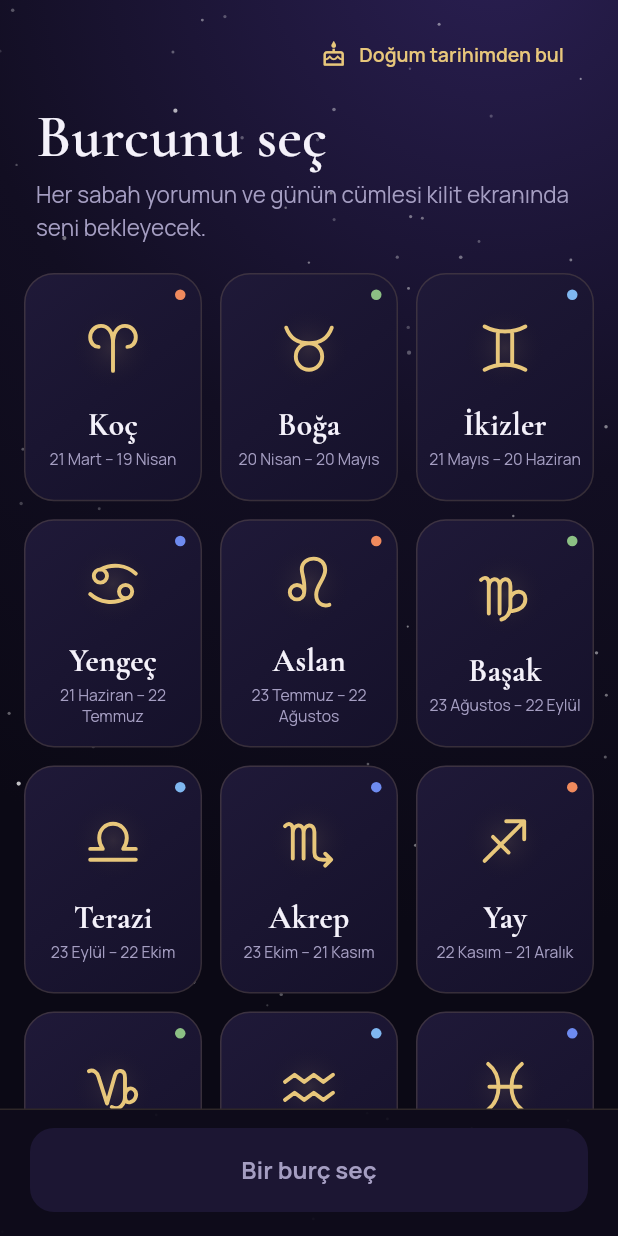
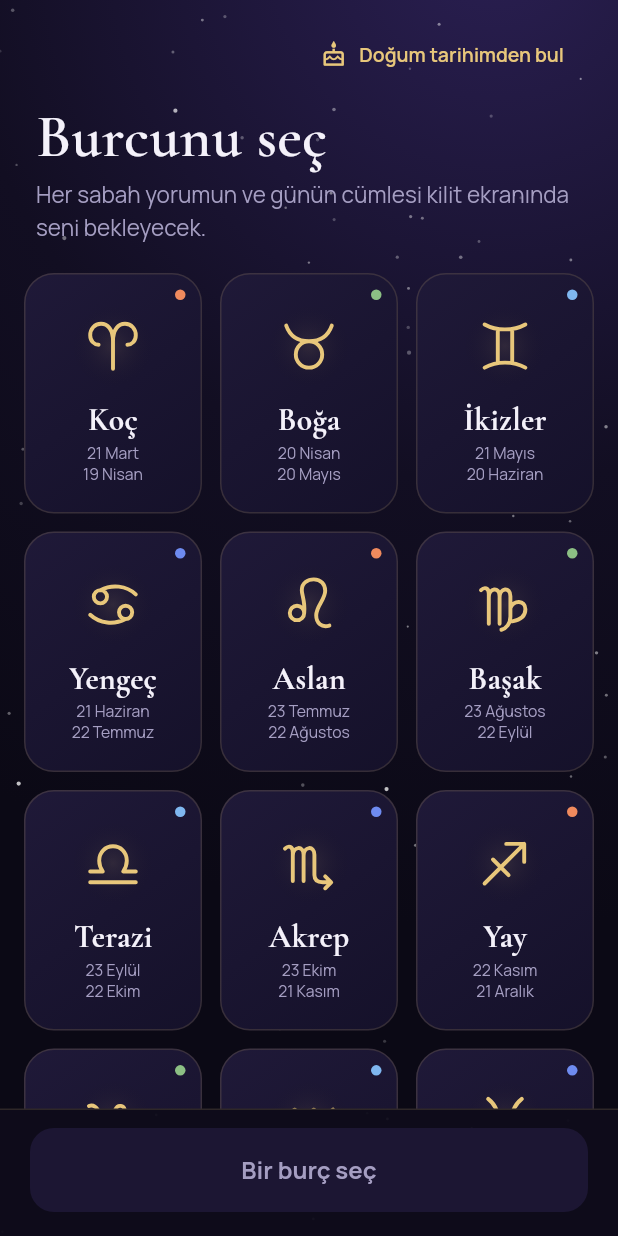
Before and after one commit to alisimseker/gunluk-burc, a Flutter app: the screen it shows after launch, on a phone screen of 412 x 824 dp. Run offline on Flutter 3.47's test engine with Material 3 defaults, Android fonts, the phone set to English and light mode, and no system bars; our stand-ins replace google_fonts, in_app_purchase, path_drawing, shared_preferences, timezone.

Commit message:
Büyük yazı boyutu düzeltmesi, Motorola kilit ekranı için normal bildirim
Co-Authored-By: Claude Opus 5.5 <noreply@anthropic.com>
Claude-Session: https://claude.ai/code/session_01Cfsokr35nKHvDeKABfhSoA

```diff
--- a/app/overlay/lib/main.dart
+++ b/app/overlay/lib/main.dart
@@ -38,6 +38,14 @@ class GunlukBurcApp extends StatelessWidget {
         GlobalWidgetsLocalizations.delegate,
         GlobalCupertinoLocalizations.delegate,
       ],
+      // Çok büyük sistem yazı boyutlarında düzen bozulmasın (erişilebilirlik için yine de büyütmeye izin ver)
+      builder: (context, child) {
+        final mq = MediaQuery.of(context);
+        return MediaQuery(
+          data: mq.copyWith(textScaler: mq.textScaler.clamp(minScaleFactor: 0.9, maxScaleFactor: 1.15)),
+          child: child!,
+        );
+      },
       home: const _Root(),
     );
   }
--- a/app/overlay/lib/screens/sign_picker.dart
+++ b/app/overlay/lib/screens/sign_picker.dart
@@ -76,7 +76,7 @@ class _SignPickerState extends State<SignPicker> {
                   padding: const EdgeInsets.fromLTRB(16, 4, 16, 16),
                   itemCount: kZodiacs.length,
                   gridDelegate: const SliverGridDelegateWithFixedCrossAxisCount(
-                      crossAxisCount: 3, mainAxisSpacing: 12, crossAxisSpacing: 12, childAspectRatio: 0.78),
+                      crossAxisCount: 3, mainAxisSpacing: 12, crossAxisSpacing: 12, childAspectRatio: 0.74),
                   itemBuilder: (_, i) => _SignTile(
                     z: kZodiacs[i],
                     selected: kZodiacs[i].id == selected,
@@ -150,8 +150,14 @@ class _SignTile extends StatelessWidget {
               decoration: BoxDecoration(color: el, shape: BoxShape.circle),
             ),
           ),
-          Center(
-            child: Column(mainAxisAlignment: MainAxisAlignment.center, children: [
+          Positioned.fill(
+            child: Padding(
+              padding: const EdgeInsets.fromLTRB(6, 10, 6, 10),
+              child: FittedBox(
+                fit: BoxFit.scaleDown,
+                child: SizedBox(
+                  width: 104,
+                  child: Column(mainAxisSize: MainAxisSize.min, children: [
                     Container(
                       width: 58,
                       height: 58,
@@ -165,15 +171,17 @@ class _SignTile extends StatelessWidget {
                       ),
                       child: Glyph(z.id, size: 40, color: selected ? AppColors.goldSoft : AppColors.gold, stroke: 6.5),
                     ),
-              const SizedBox(height: 10),
-              Text(z.name, style: AppText.display(21, w: FontWeight.w700)),
-              const SizedBox(height: 4),
-              Padding(
-                padding: const EdgeInsets.symmetric(horizontal: 6),
-                child: Text(z.range,
-                    textAlign: TextAlign.center, style: AppText.body(10.5, color: AppColors.muted, height: 1.3)),
+                    const SizedBox(height: 8),
+                    Text(z.name, maxLines: 1, style: AppText.display(21, w: FontWeight.w700)),
+                    const SizedBox(height: 3),
+                    Text(z.range.replaceAll(' – ', '\n'),
+                        textAlign: TextAlign.center,
+                        maxLines: 2,
+                        style: AppText.body(10.5, color: AppColors.muted, height: 1.3)),
+                  ]),
                 ),
-            ]),
+              ),
+            ),
           ),
         ]),
       ),
```
Also changed, not shown: 1 other file. Lines whose indentation alone changed are shown as unchanged.
